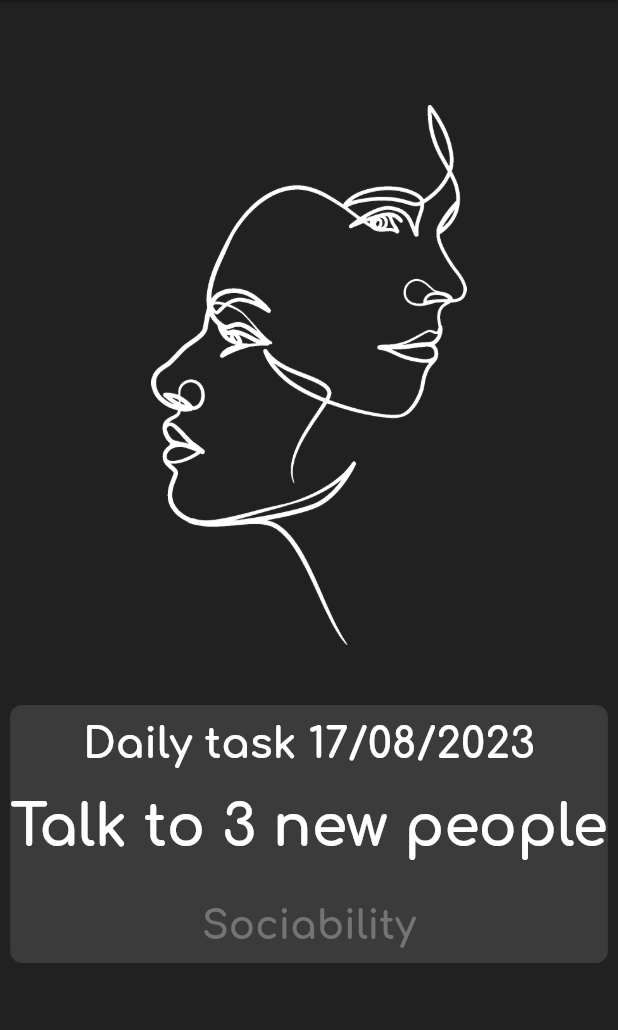
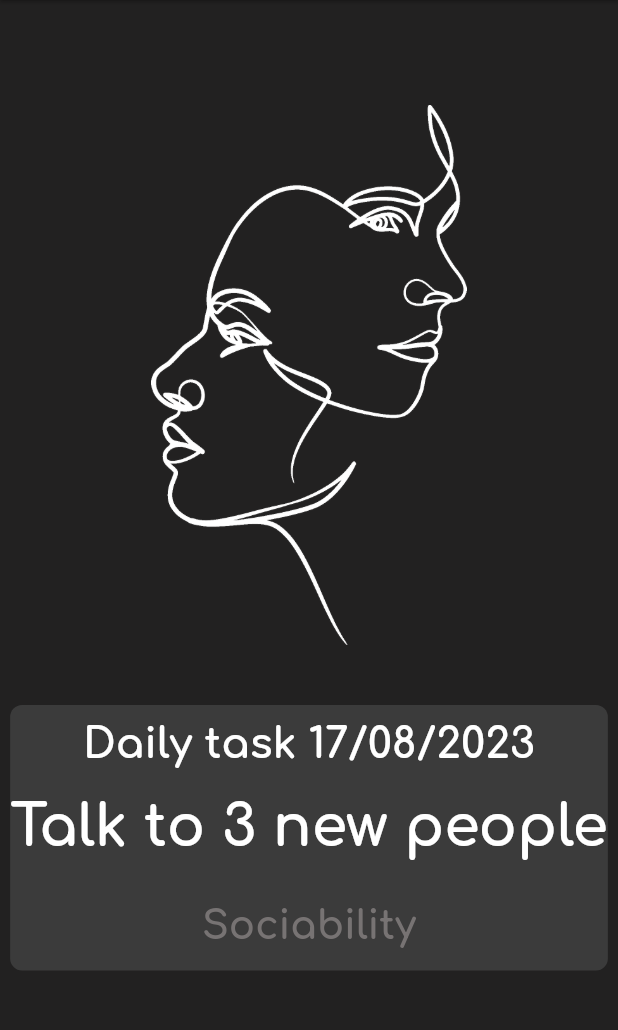
Before and after one commit to temevh/outhere, a Flutter app: the screen it shows after launch, on a phone screen of 412 x 824 dp, the part 84-1114 px from its top. Run offline on Flutter 3.47's test engine with Material 2 defaults, Android fonts, the phone set to English and light mode, and no system bars; our stand-ins replace google_fonts.

Commit message:
adjusted spacing

```diff
--- a/lib/widgets/mainView/mainText.dart
+++ b/lib/widgets/mainView/mainText.dart
@@ -45,7 +45,7 @@ class MainText extends StatelessWidget {
                 fontWeight: FontWeight.w700,
                 color: Color.fromARGB(255, 119, 115, 115)),
           ),
-          const SizedBox(height: 10),
+          const SizedBox(height: 15),
         ],
       ),
     );
```
